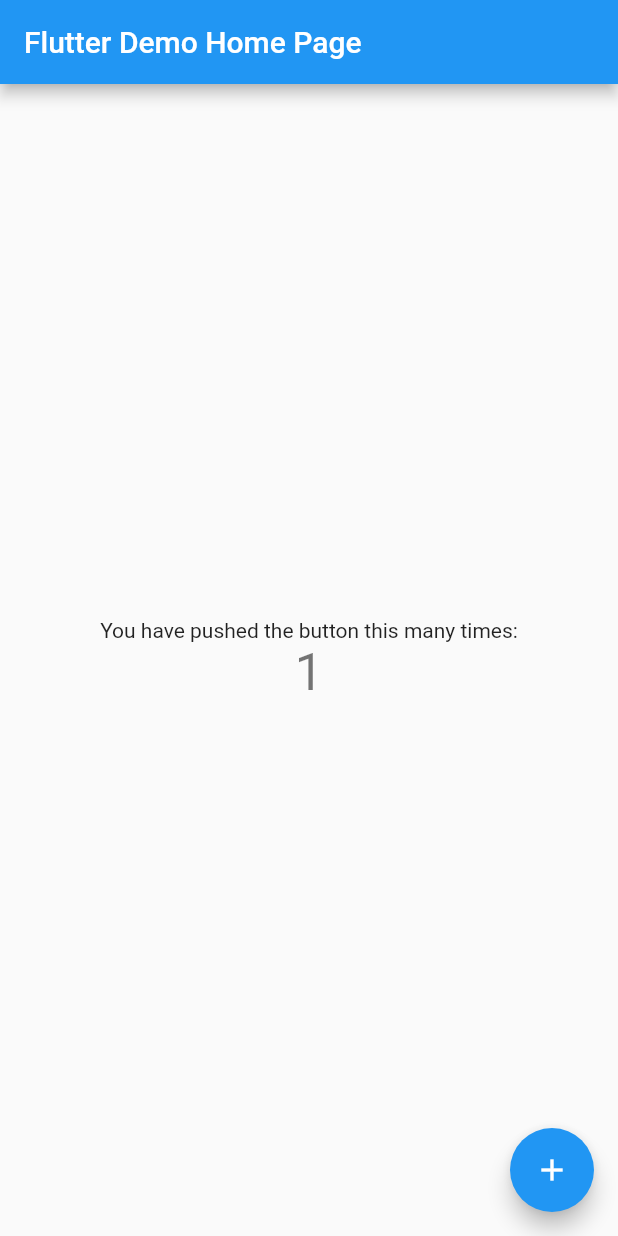
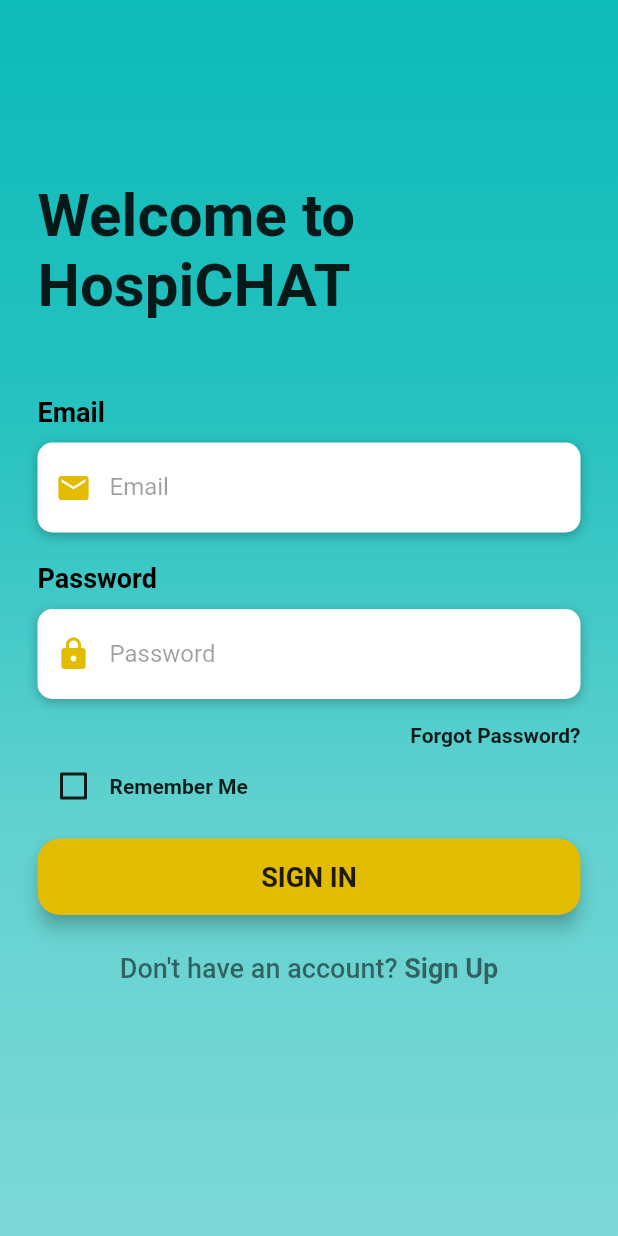
Before and after one commit to aarzooc/Social-Media-App, a Flutter app: the screen it shows after launch, on a phone screen of 412 x 824 dp. Run offline on Flutter 3.47's test engine with Material 2 defaults, Android fonts, the light colour scheme and no system bars.

Commit message:
login page UI

```diff
--- /dev/null
+++ b/lib/loginScreen.dart
@@ -0,0 +1,272 @@
+import 'package:flutter/material.dart';
+import 'package:flutter/services.dart';
+
+class LoginScreen extends StatefulWidget{
+
+  @override
+  _LoginScreenState createState() => _LoginScreenState();
+}
+
+class _LoginScreenState extends State<LoginScreen>{
+
+  bool? isRememberMe = false;
+
+  Widget buildEmail(){
+  return Column(
+    crossAxisAlignment: CrossAxisAlignment.start,
+    children: <Widget>[
+      Text(
+        'Email',
+        style: TextStyle(
+          color: Colors.black,
+          fontSize: 18,
+          fontWeight: FontWeight.bold
+        ),
+      ),
+      SizedBox(height: 10),
+      Container(
+        alignment: Alignment.centerLeft,
+        decoration: BoxDecoration(
+          color: Colors.white,
+          borderRadius: BorderRadius.circular(10),
+          boxShadow: [
+            BoxShadow(
+              color: Colors.black26,
+              blurRadius: 6,
+              offset: Offset(0,2)
+            )
+          ]
+        ),
+        height: 60,
+        child: TextField(
+          keyboardType: TextInputType.emailAddress,
+          style: TextStyle(
+            color: Colors.black38
+          ),
+          decoration: InputDecoration(
+            border: InputBorder.none,
+            contentPadding: EdgeInsets.only(top:14),
+            prefixIcon: Icon(
+              Icons.email,
+              color: Color(0xffE2BC00)
+            ),
+            hintText: 'Email',
+            hintStyle: TextStyle(
+              color: Colors.black38
+            )
+          ),
+        ),
+      )
+    ],
+  );
+}
+
+Widget buildPassword(){
+  return Column(
+    crossAxisAlignment: CrossAxisAlignment.start,
+    children: <Widget>[
+      Text(
+        'Password',
+        style: TextStyle(
+          color: Colors.black,
+          fontSize: 18,
+          fontWeight: FontWeight.bold
+        ),
+      ),
+      SizedBox(height: 10),
+      Container(
+        alignment: Alignment.centerLeft,
+        decoration: BoxDecoration(
+          color: Colors.white,
+          borderRadius: BorderRadius.circular(10),
+          boxShadow: [
+            BoxShadow(
+              color: Colors.black26,
+              blurRadius: 6,
+              offset: Offset(0,2)
+            )
+          ]
+        ),
+        height: 60,
+        child: TextField(
+          obscureText: true,
+          style: TextStyle(
+            color: Colors.black38
+          ),
+          decoration: InputDecoration(
+            border: InputBorder.none,
+            contentPadding: EdgeInsets.only(top:14),
+            prefixIcon: Icon(
+              Icons.lock,
+              color: Color(0xffE2BC00)
+            ),
+            hintText: 'Password',
+            hintStyle: TextStyle(
+              color: Colors.black38
+            )
+          ),
+        ),
+      )
+    ],
+  );
+}
+
+Widget buildForgotPassBtn(){
+  return Container(
+    alignment: Alignment.centerRight,
+    child: FlatButton(
+      onPressed: () => print("Forgot Password pressed"),
+      padding: EdgeInsets.only(right:0),
+      child: Text(
+        'Forgot Password?',
+        style: TextStyle(
+          color: Colors.black87,
+          fontWeight: FontWeight.bold
+        ),
+      ),
+    ),
+  );
+}
+
+Widget buildRememberCb(){
+  return Container(
+    height: 20,
+    child: Row(
+      children: <Widget>[
+        Theme(
+          data: ThemeData(unselectedWidgetColor: Colors.black87),
+          child: Checkbox(
+            value: isRememberMe,
+            checkColor: Colors.black87,
+            activeColor: Colors.white,
+            onChanged: (value) {
+              setState(() {
+                isRememberMe = value;
+              });
+            },
+          ),
+        ),
+        Text(
+          'Remember Me',
+          style: TextStyle(
+            color: Colors.black87,
+            fontWeight: FontWeight.bold
+          ),
+        )
+      ],
+    ),
+  );
+}
+
+Widget buildLoginBtn(){
+  return Container (
+    padding: EdgeInsets.symmetric(vertical: 25),
+    width: double.infinity,
+    child: RaisedButton(
+      elevation: 5,
+      onPressed: () => print('Login Pressed'),
+      padding: EdgeInsets.all(15),
+      shape: RoundedRectangleBorder(
+        borderRadius: BorderRadius.circular(15)
+      ),
+      color: Color(0xffE2BC00),
+      child: Text(
+        'SIGN IN',
+        style: TextStyle(
+          color: Colors.black87,
+          fontSize: 18,
+          fontWeight: FontWeight.bold
+        ),
+      ),
+    ),
+  );
+}
+
+Widget buildSignUpBtn() {
+  return GestureDetector(
+    onTap: () => print("Sign Up Pressed"),
+    child: RichText(
+      text: TextSpan(
+        children: [
+          TextSpan(
+            text: 'Don\'t have an account? ',
+            style: TextStyle(
+              color: Colors.black54,
+              fontSize: 18,
+              fontWeight: FontWeight.w500
+            )
+          ),
+          TextSpan(
+            text: 'Sign Up',
+            style: TextStyle(
+              color: Colors.black54,
+              fontSize: 18,
+              fontWeight: FontWeight.bold
+            )
+          )
+        ]
+      ),
+    ),
+  );
+}
+
+  @override
+  Widget build(BuildContext context){
+    return Scaffold(
+      body: AnnotatedRegion<SystemUiOverlayStyle>(
+        value: SystemUiOverlayStyle.light,
+        child: GestureDetector(
+          child: Stack(
+            children: <Widget>[
+              Container(
+                height: double.infinity,
+                width: double.infinity,
+                decoration: BoxDecoration(
+                  gradient: LinearGradient(
+                    begin: Alignment.topCenter,
+                    end: Alignment.bottomCenter,
+                    colors: [
+                      Color(0xF200B8B5), //aqua
+                      Color(0xD900B8B5), //aqua
+                      Color(0x9C00B8B5), //aqua
+                      Color(0x8000B8B5), //aqua
+                    ]
+                  )
+                ),
+                child: SingleChildScrollView(
+                  physics: AlwaysScrollableScrollPhysics(),
+                  padding: EdgeInsets.symmetric(
+                    horizontal: 25,
+                    vertical: 120
+                  ),
+                  child: Column(
+                  mainAxisAlignment: MainAxisAlignment.center,
+                  children: <Widget>[
+                    Text(
+                      'Welcome to  HospiCHAT',
+                      style: TextStyle(
+                        color: Colors.black87,
+                        fontSize: 40,
+                        fontWeight: FontWeight.bold
+                      ),
+                    ),
+                    SizedBox(height: 50,),
+                    buildEmail(),
+                    SizedBox(height: 20,),
+                    buildPassword(),
+                    buildForgotPassBtn(),
+                    buildRememberCb(),
+                    buildLoginBtn(),
+                    buildSignUpBtn(),
+                  ],
+                ),
+                ),
+              )
+            ],
+          ),
+        ),
+      ),
+    );
+  }
+
+}
--- a/lib/main.dart
+++ b/lib/main.dart
@@ -1,4 +1,5 @@
 import 'package:flutter/material.dart';
+import 'loginScreen.dart';
 
 void main() {
   runApp(MyApp());
@@ -9,24 +10,18 @@
   @override
   Widget build(BuildContext context) {
     return MaterialApp(
-      title: 'Flutter Demo',
-      theme: ThemeData(
-        // This is the theme of your application.
-        //
-        // Try running your application with "flutter run". You'll see the
-        // application has a blue toolbar. Then, without quitting the app, try
-        // changing the primarySwatch below to Colors.green and then invoke
-        // "hot reload" (press "r" in the console where you ran "flutter run",
-        // or simply save your changes to "hot reload" in a Flutter IDE).
-        // Notice that the counter didn't reset back to zero; the application
-        // is not restarted.
-        primarySwatch: Colors.blue,
-      ),
-      home: MyHomePage(title: 'Flutter Demo Home Page'),
+      title: 'Flutter Login UI',
+      debugShowCheckedModeBanner: false,
+      home: LoginScreen()
+      //theme: ThemeData(
+        //primarySwatch: Colors.blue,
+      // ),
+      // home: MyHomePage(title: 'Flutter Demo Home Page'),
     );
   }
 }
 
+/*
 class MyHomePage extends StatefulWidget {
   MyHomePage({Key? key, required this.title}) : super(key: key);
 
@@ -111,3 +106,4 @@
     );
   }
 }
+*/
```
